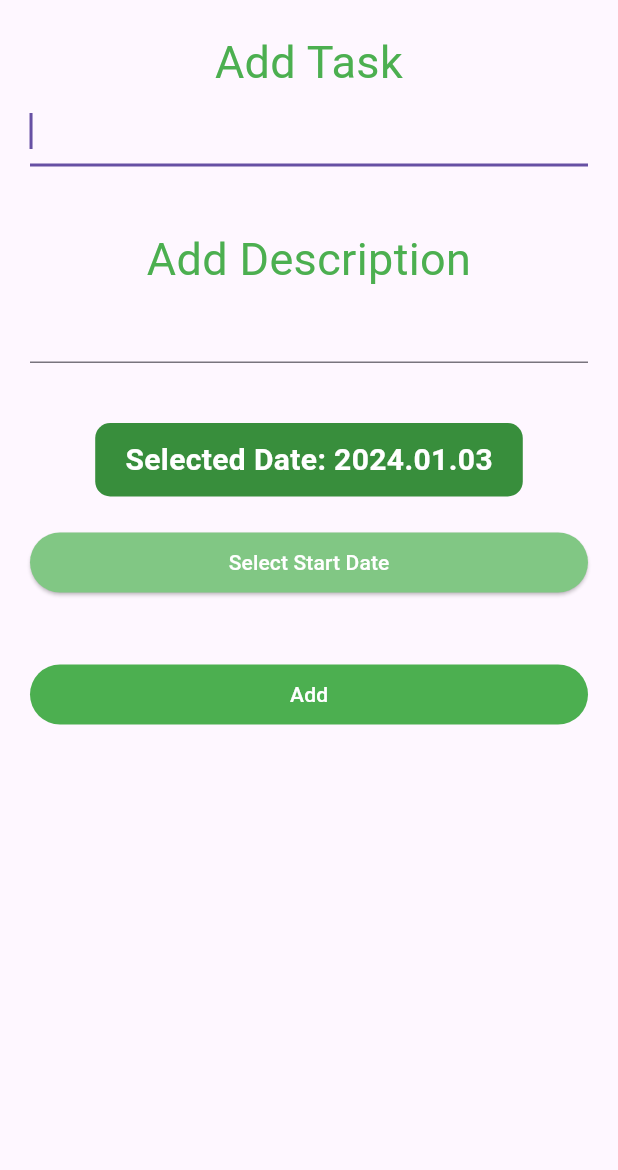
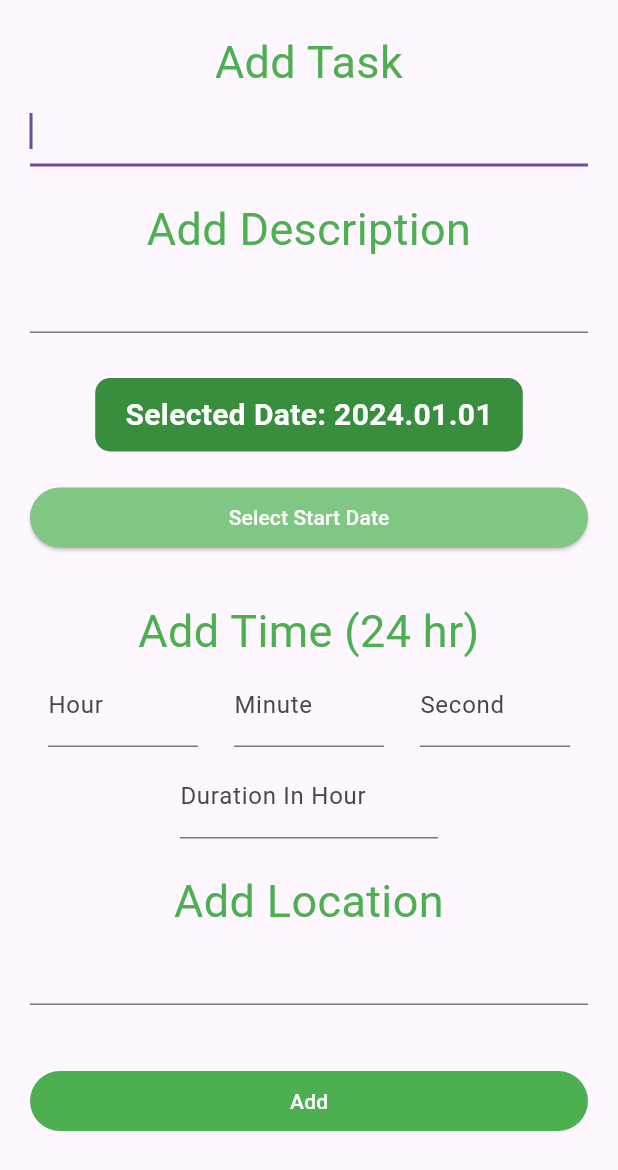
Before and after one commit to hossam2000ayman/Api-Integration-Between-Flutter-And-Spring, a Flutter app: the AddTaskScreen widget shown alone on an empty page, opened directly, on a phone screen of 412 x 824 dp. Shown: the top 1170 px of the screen. Run offline on Flutter 3.47's test engine with Material 3 defaults, Android fonts, the phone set to English and light mode, and no system bars; our stand-ins replace syncfusion_flutter_calendar; network calls fail.

Commit message:
Complete the Google Calendar API Integration with Spring boot Adding new fields with Flutter Integration and Enhancement UI Make Integration Testing between Flutter and Spring to Create Google Calendar API The Project is Done

```diff
--- a/flutter_task_management_system/lib/Screen/AddTaskScreen.dart
+++ b/flutter_task_management_system/lib/Screen/AddTaskScreen.dart
@@ -14,7 +14,12 @@ class _AddTaskScreenState extends State<AddTaskScreen> {
   String taskTitle = "";
   String taskDescription = "";
 
-  DateTime? startDate = DateFormat("yyyy.MM.dd").parse("2024.01.03");
+  DateTime? startDate = DateFormat("yyyy.MM.dd").parse("2024.01.01");
+  int hour = 0;
+  int minute = 0;
+  int second = 0;
+  int durationInHour = 0;
+  String location = "";
 
   Future<void> _selectDate(BuildContext context) async {
     final DateTime? picked = await showDatePicker(
@@ -54,7 +59,7 @@ class _AddTaskScreenState extends State<AddTaskScreen> {
             },
           ),
           SizedBox(
-            height: 40,
+            height: 20,
           ),
           Text(
             'Add Description',
@@ -71,7 +76,7 @@ class _AddTaskScreenState extends State<AddTaskScreen> {
             },
           ),
           SizedBox(
-            height: 40,
+            height: 30,
           ),
           Row(
             mainAxisAlignment: MainAxisAlignment.center,
@@ -113,13 +118,104 @@ class _AddTaskScreenState extends State<AddTaskScreen> {
             ),
           ),
           SizedBox(
+            height: 30,
+          ),
+          Text(
+            'Add Time (24 hr)',
+            textAlign: TextAlign.center,
+            style: TextStyle(
+              fontSize: 30,
+              color: Colors.green,
+            ),
+          ),
+          Row(
+            mainAxisAlignment: MainAxisAlignment.spaceAround,
+            children: [
+              Container(
+                width: 100,
+                child: TextField(
+                  decoration: InputDecoration(labelText: "Hour"),
+                  autofocus: true,
+                  onChanged: (val) {
+                    hour = int.parse(val);
+                  },
+                ),
+              ),
+              Container(
+                width: 100,
+                child: TextField(
+                  decoration: InputDecoration(labelText: "Minute"),
+                  autofocus: true,
+                  onChanged: (val) {
+                    minute = int.parse(val);
+                  },
+                ),
+              ),
+              Container(
+                width: 100,
+                child: TextField(
+                  decoration: InputDecoration(labelText: "Second"),
+                  autofocus: true,
+                  onChanged: (val) {
+                    second = int.parse(val);
+                  },
+                ),
+              ),
+            ],
+          ),
+          SizedBox(
+            height: 5,
+          ),
+          Container(
+            width: 100,
+            margin: EdgeInsets.symmetric(horizontal: 100),
+            child: TextField(
+              decoration: InputDecoration(labelText: "Duration In Hour"),
+              autofocus: true,
+              onChanged: (val) {
+                durationInHour = int.parse(val);
+              },
+            ),
+          ),
+          SizedBox(
+            height: 20,
+          ),
+          Text(
+            'Add Location',
+            textAlign: TextAlign.center,
+            style: TextStyle(
+              fontSize: 30,
+              color: Colors.green,
+            ),
+          ),
+          TextField(
+            autofocus: true,
+            onChanged: (val) {
+              location = val;
+            },
+          ),
+          SizedBox(
             height: 40,
           ),
           TextButton(
             onPressed: () {
-              if (taskTitle.isNotEmpty && taskDescription.isNotEmpty) {
-                Provider.of<TasksData>(context, listen: false)
-                    .addTask(taskTitle, taskDescription, formattedDate);
+              if (taskTitle.isNotEmpty &&
+                  taskDescription.isNotEmpty &&
+                  hour <= 23 &&
+                  minute <= 60 &&
+                  second <= 60 &&
+                  durationInHour.isFinite &&
+                  !durationInHour.isNaN &&
+                  location.isNotEmpty) {
+                Provider.of<TasksData>(context, listen: false).addTask(
+                    taskTitle,
+                    taskDescription,
+                    formattedDate,
+                    hour,
+                    minute,
+                    second,
+                    durationInHour,
+                    location);
               }
               Navigator.of(context).pop();
             },
--- a/flutter_task_management_system/lib/Screen/GooglCalenderScreen.dart
+++ b/flutter_task_management_system/lib/Screen/GooglCalenderScreen.dart
@@ -25,7 +25,7 @@ List<Appointment> getTasks() {
   for (Task task in tasks) {
     if (task.startDate != null) {
       DateTime startDate = DateFormat("yyyy.MM.dd").parse(task.startDate);
-      DateTime endDate = startDate.add(Duration(hours: 2));
+      DateTime endDate = startDate.add(Duration(hours: task.durationInHour));
 
       appointments.add(Appointment(
         startTime: startDate,
--- a/flutter_task_management_system/lib/Services/Database_Service.dart
+++ b/flutter_task_management_system/lib/Services/Database_Service.dart
@@ -6,11 +6,23 @@ import 'package:http/http.dart' as http;
 
 class DatabaseService {
   static Future<Task> addTask(
-      String title, String description, String startDate) async {
+      String title,
+      String description,
+      String startDate,
+      int hour,
+      int minute,
+      int second,
+      int durationInHour,
+      String location) async {
     Map data = {
       "title": title,
       "description": description,
-      "startDate": startDate
+      "startDate": startDate,
+      "hour": hour,
+      "minute": minute,
+      "second": second,
+      "durationInHour": durationInHour,
+      "location": location
     };
 
     var body = json.encode(data);
--- a/flutter_task_management_system/lib/model/Task.dart
+++ b/flutter_task_management_system/lib/model/Task.dart
@@ -4,14 +4,23 @@ class Task {
   final String description;
   bool done;
   String startDate;
+  int hour;
+  int minute;
+  int second;
+  int durationInHour;
+  String location;
 
-  Task({
-    required this.id,
-    required this.title,
-    required this.description,
-    this.done = false,
-    required this.startDate,
-  });
+  Task(
+      {required this.id,
+      required this.title,
+      required this.description,
+      this.done = false,
+      required this.startDate,
+      required this.hour,
+      required this.minute,
+      required this.second,
+      required this.durationInHour,
+      required this.location});
 
   factory Task.fromMap(Map taskMap) {
     return Task(
@@ -20,6 +29,11 @@ class Task {
       description: taskMap['description'],
       done: taskMap['done'],
       startDate: taskMap['startDate'],
+      hour: taskMap['hour'],
+      minute: taskMap['minute'],
+      second: taskMap['second'],
+      durationInHour: taskMap['durationInHour'],
+      location: taskMap['location'],
     );
   }
 
--- a/flutter_task_management_system/lib/model/Tasks_data.dart
+++ b/flutter_task_management_system/lib/model/Tasks_data.dart
@@ -5,8 +5,17 @@ import 'package:flutter_task_management_system/model/Task.dart';
 class TasksData extends ChangeNotifier {
   List<Task> tasks = [];
 
-  void addTask(String taskTitle, String taskDescription, String startDate) async {
-    Task task = await DatabaseService.addTask(taskTitle, taskDescription,startDate);
+  void addTask(
+      String taskTitle,
+      String taskDescription,
+      String startDate,
+      int hour,
+      int minute,
+      int second,
+      int durationInHour,
+      String location) async {
+    Task task = await DatabaseService.addTask(taskTitle, taskDescription,
+        startDate, hour, minute, second, durationInHour, location);
     tasks.add(task);
     notifyListeners();
   }
```
Also changed, not shown: flutter_task_management_system/lib/TaskTile.dart (+43 -0 lines).
